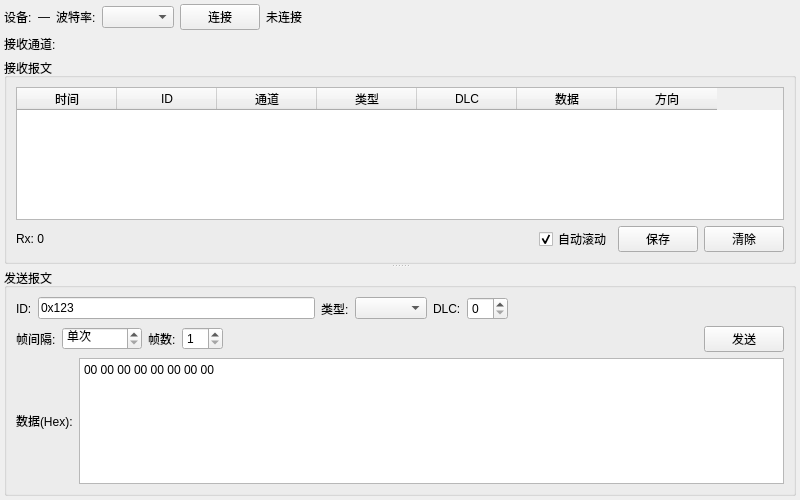
Before: the Qt Designer form ui/cansessionwidget.ui in greyskysoul/QCanAnalyzer, drawn with Qt 5.
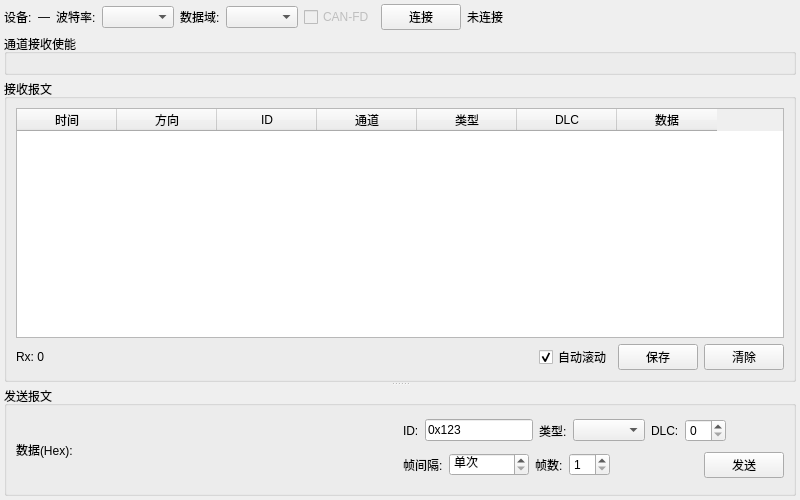
After: the same form once the commit is applied.

```diff
--- a/ui/cansessionwidget.ui
+++ b/ui/cansessionwidget.ui
@@ -59,6 +59,29 @@
      <item>
       <widget class="QComboBox" name="baudCombo"/>
      </item>
+     <item>
+      <widget class="QLabel" name="dataBaudLabel">
+       <property name="text">
+        <string>数据域:</string>
+       </property>
+      </widget>
+     </item>
+     <item>
+      <widget class="QComboBox" name="dataBaudCombo"/>
+     </item>
+     <item>
+      <widget class="QCheckBox" name="canFdChk">
+       <property name="enabled">
+        <bool>false</bool>
+       </property>
+       <property name="text">
+        <string>CAN-FD</string>
+       </property>
+       <property name="checked">
+        <bool>false</bool>
+       </property>
+      </widget>
+     </item>
      <item>
       <widget class="QPushButton" name="connectBtn">
        <property name="text">
@@ -86,17 +109,11 @@
    </item>
    <!-- ─── 通道复选框行 ─── -->
    <item>
-    <layout class="QHBoxLayout" name="channelRow">
-     <property name="spacing">
-      <number>8</number>
+    <widget class="QGroupBox" name="groupBox">
+     <property name="title">
+      <string>通道接收使能</string>
      </property>
-     <item>
-      <widget class="QLabel" name="channelLabel">
-       <property name="text">
-        <string>接收通道:</string>
-       </property>
-      </widget>
-     </item>
+     <layout class="QVBoxLayout" name="verticalLayout">
      <item>
       <layout class="QHBoxLayout" name="channelChkLayout">
        <property name="spacing">
@@ -104,22 +121,9 @@
        </property>
       </layout>
      </item>
-     <item>
-      <spacer name="channelSpacer">
-       <property name="orientation">
-        <enum>Qt::Horizontal</enum>
-       </property>
-       <property name="sizeHint" stdset="0">
-        <size>
-         <width>40</width>
-         <height>20</height>
-        </size>
-       </property>
-      </spacer>
-     </item>
-    </layout>
+     </layout>
+    </widget>
    </item>
-   <!-- ─── 分割器 (接收表 / 发送区) ─── -->
    <item>
     <widget class="QSplitter" name="splitter">
      <property name="orientation">
@@ -153,6 +157,11 @@
            <string>时间</string>
           </property>
          </column>
+         <column>
+          <property name="text">
+           <string>方向</string>
+          </property>
+         </column>
          <column>
           <property name="text">
            <string>ID</string>
@@ -178,11 +187,6 @@
            <string>数据</string>
           </property>
          </column>
-         <column>
-          <property name="text">
-           <string>方向</string>
-          </property>
-         </column>
         </widget>
        </item>
        <item>
@@ -240,7 +244,33 @@
       <property name="title">
        <string>发送报文</string>
       </property>
-      <layout class="QVBoxLayout" name="txLayout">
+      <layout class="QHBoxLayout" name="horizontalLayout">
+       <item>
+        <layout class="QHBoxLayout" name="txDataLayout">
+         <item>
+          <widget class="QLabel" name="sendDataLabel">
+           <property name="text">
+            <string>数据(Hex):</string>
+           </property>
+          </widget>
+         </item>
+         <item>
+          <widget class="QWidget" name="sendDataEditHolder" native="true">
+           <property name="sizePolicy">
+            <sizepolicy hsizetype="Expanding" vsizetype="Fixed">
+             <horstretch>0</horstretch>
+             <verstretch>0</verstretch>
+            </sizepolicy>
+           </property>
+          </widget>
+         </item>
+        </layout>
+       </item>
+       <item>
+        <layout class="QVBoxLayout" name="verticalLayout_2">
+         <property name="topMargin">
+          <number>0</number>
+         </property>
        <item>
         <layout class="QHBoxLayout" name="txFormLayout">
          <property name="spacing">
@@ -361,28 +391,6 @@
           </widget>
          </item>
         </layout>
-       </item>
-       <item>
-        <layout class="QHBoxLayout" name="txDataLayout">
-         <item>
-          <widget class="QLabel" name="sendDataLabel">
-           <property name="text">
-            <string>数据(Hex):</string>
-           </property>
-          </widget>
-         </item>
-         <item>
-          <widget class="QPlainTextEdit" name="sendDataEdit">
-           <property name="maximumBlockCount">
-            <number>1</number>
-           </property>
-           <property name="lineWrapMode">
-            <enum>QPlainTextEdit::NoWrap</enum>
-           </property>
-           <property name="plainText">
-            <string>00 00 00 00 00 00 00 00</string>
-           </property>
-          </widget>
          </item>
         </layout>
        </item>
```
Left out of the diff: 34 changed lines with no effect on the pictures. Lines whose indentation alone changed are shown as unchanged.
